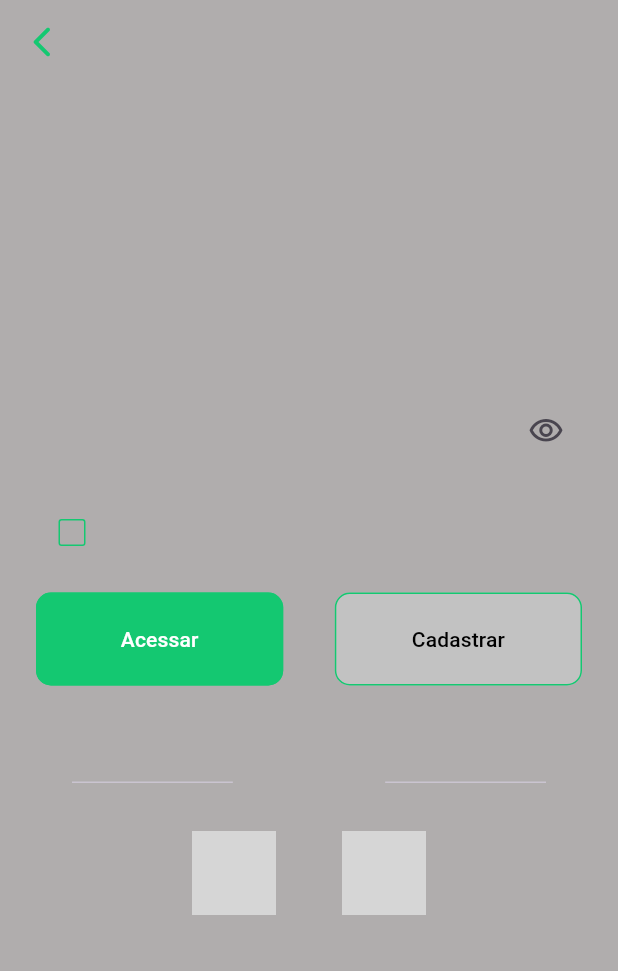
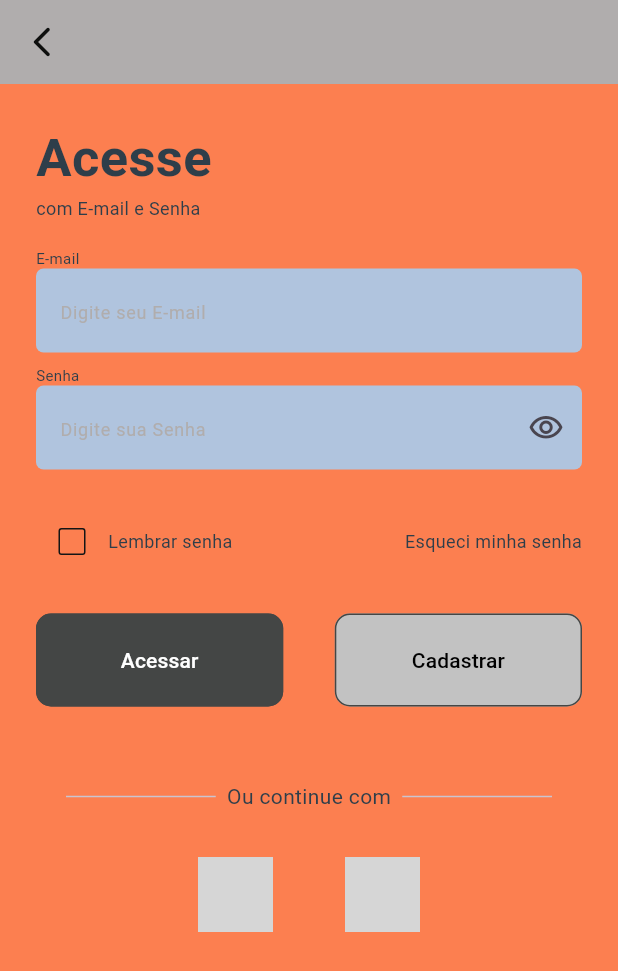
Before and after one commit to andersondevalves/daybet, a Flutter app: the screen it shows after launch, after a tap on "Como deseja acessar", on a phone screen of 412 x 824 dp. Shown: the top 971 px of the screen. Run offline on Flutter 3.47's test engine with Material 3 defaults, Android fonts, the phone set to English and light mode, and no system bars; network calls fail; grey boxes are pictures that could not be loaded.

Commit message:
alterações nas cores

```diff
--- a/lib/src/componets/color_style.dart
+++ b/lib/src/componets/color_style.dart
@@ -1,7 +1,7 @@
 import 'package:flutter/material.dart';
 
 class ColorStyle{
-  static const primary = Color.fromRGBO(20,200,113, 1.0);
+  static const primary = Color.fromRGBO(68, 70, 69, 1);
   static const secondary = Color.fromRGBO(194, 194, 194,1);
   static const backgroud = Color.fromRGBO(176, 173, 173, 1);
   static const Text = Color.fromRGBO(46, 62, 74, 1);
--- a/lib/src/pages/how_access.dart
+++ b/lib/src/pages/how_access.dart
@@ -62,9 +62,9 @@ class _HowAccessState extends State<HowAccess> {
                   style: TextStyle(color: Colors.white),
                 ),
                 style: OutlinedButton.styleFrom(
-                  backgroundColor: const Color.fromRGBO(20, 200, 113, 1.0),
+                  backgroundColor: Color.fromRGBO(68, 70, 69, 1),
                   side: const BorderSide(
-                    color: Color.fromRGBO(20, 200, 113, 1.0),
+                    color: Color.fromRGBO(68, 70, 69, 1),
                   ),
                   shape: RoundedRectangleBorder(
                     borderRadius: BorderRadius.circular(10.0),
@@ -80,7 +80,7 @@ class _HowAccessState extends State<HowAccess> {
               onPressed: () => {},
               style: OutlinedButton.styleFrom(
                 side: const BorderSide(
-                  color: Color.fromRGBO(20, 200, 113, 1.0),
+                  color: Color.fromRGBO(68, 70, 69, 1),
                 ),
                 shape: RoundedRectangleBorder(
                   borderRadius: BorderRadius.circular(10.0),
--- a/lib/src/pages/login.dart
+++ b/lib/src/pages/login.dart
@@ -1,4 +1,3 @@
-
 import 'package:app_gooday/src/componets/color_style.dart';
 import 'package:app_gooday/src/componets/my_button.dart';
 import 'package:app_gooday/src/componets/my_text_from_field.dart';
@@ -17,16 +16,16 @@ class _LoginState extends State<Login> {
   @override
   Widget build(BuildContext context) {
     return Scaffold(
-      backgroundColor: ColorStyle.backgroud,
+      backgroundColor: Color.fromARGB(181, 251, 74, 9),
       appBar: AppBar(
-        backgroundColor: ColorStyle.backgroud,
         leading: IconButton(
+          icon: const Icon(Icons.arrow_back_ios_new_rounded),
+          color: Color.fromARGB(255, 14, 15, 14),
           onPressed: () {
             Navigator.pop(context);
           },
-          color: ColorStyle.primary,
-          icon: const Icon(Icons.arrow_back_ios_new_rounded),
         ),
+        backgroundColor: ColorStyle.backgroud,
       ),
       body: Padding(
         padding: const EdgeInsets.all(24),
@@ -36,94 +35,91 @@ class _LoginState extends State<Login> {
             const Text(
               'Acesse',
               style: TextStyle(
-                color: ColorStyle.backgroud,
+                color: ColorStyle.Text,
                 fontSize: 35,
                 fontWeight: FontWeight.bold,
               ),
             ),
-            const Text(
-              'com E-mail e Senha',
-              style: TextStyle(
-                color: ColorStyle.backgroud,
-                fontSize: 12,
-                fontWeight: FontWeight.bold,
+            const Padding(
+              padding: EdgeInsets.only(bottom: 18),
+              child: Text(
+                'com E-mail e Senha',
+                style: TextStyle(
+                  color: ColorStyle.Text,
+                  fontSize: 12,
+                ),
               ),
             ),
+            const Text(
+              'E-mail',
+              style: TextStyle(
+                color: ColorStyle.Text,
+                fontSize: 10,
+              ),
+            ),
+            MyTextFormField(
+              controller: TextEditingController.fromValue(TextEditingValue.empty),
+              fillColor: ColorStyle.field,
+              border: OutlineInputBorder(
+                borderRadius: BorderRadius.circular(5),
+                borderSide: BorderSide.none
+              ),
+              hintText: 'Digite seu E-mail',
+              isPassword: false
+            ),
             const Padding(
-              padding: EdgeInsets.only(top: 16),
+              padding: EdgeInsets.only(top: 8),
               child: Text(
-                'E-mail',
+                'Senha',
                 style: TextStyle(
-                  color: ColorStyle.backgroud,
+                  color: ColorStyle.Text,
                   fontSize: 10,
                 ),
               ),
             ),
             MyTextFormField(
-              controller:
-                  TextEditingController.fromValue(TextEditingValue.empty),
-              fillColor: ColorStyle.backgroud,
+              controller: TextEditingController.fromValue(TextEditingValue.empty),
+              fillColor: ColorStyle.field,
               border: OutlineInputBorder(
                 borderRadius: BorderRadius.circular(5),
-                borderSide: BorderSide.none,
+                borderSide: BorderSide.none
               ),
-              hintText: 'Digite seu e-mail',
-              isPassword: false,
-            ),
-            const Padding(
-              padding: EdgeInsets.only(top: 12),
-              child: Text(
-                'Senha',
-                style: TextStyle(
-                  color: ColorStyle.backgroud,
-                  fontSize: 10,
-                ),
-              ),
-            ),
-            MyTextFormField(
-              controller:
-                  TextEditingController.fromValue(TextEditingValue.empty),
-              fillColor: ColorStyle.backgroud,
-              border: OutlineInputBorder(
-                borderRadius: BorderRadius.circular(5),
-                borderSide: BorderSide.none,
-              ),
-              hintText: 'Digite sua senha',
-              isPassword: true,
+              hintText: 'Digite sua Senha',
+              isPassword: true
             ),
             Padding(
-              padding: const EdgeInsets.only(top: 16, bottom: 16),
+              padding: const EdgeInsets.only(top: 24, bottom: 24),
               child: Row(
                 children: [
                   Row(
                     children: [
                       Checkbox(
+                        value: _checkBoxValue,
                         onChanged: (value) {
                           setState(() {
                             _checkBoxValue = value!;
                           });
                         },
-                        value: _checkBoxValue,
-                        side: const BorderSide(color: ColorStyle.primary),
-                        activeColor: ColorStyle.primary,
+                        activeColor: Color.fromARGB(255, 20, 21, 21),
+                        side: const BorderSide(color: Color.fromARGB(255, 20, 21, 21)),
                       ),
                       const Text(
                         'Lembrar senha',
                         style: TextStyle(
-                          color: ColorStyle.backgroud,
-                          fontSize: 12,
+                          color: ColorStyle.Text,
+                          fontSize: 12
                         ),
-                      ),
+                      )
                     ],
                   ),
                   const Spacer(),
                   const Text(
                     'Esqueci minha senha',
                     style: TextStyle(
-                      color: ColorStyle.backgroud,
-                      fontSize: 12,
+                      color: ColorStyle.Text,
+                      fontSize: 12
                     ),
-                  ),
+                  )
                 ],
               ),
             ),
@@ -135,30 +131,27 @@ class _LoginState extends State<Login> {
                   marginSize: 0,
                   label: 'Acessar',
                   isPrimary: true,
-                  onPressedButton: () {
-                    Navigator.pushNamed(context, '/introduction');
-                  },
+                  onPressedButton: () {}
                 ),
                 MyButton(
                   buttonPropotion: 0.4,
                   marginSize: 0,
                   label: 'Cadastrar',
                   isPrimary: false,
-                  onPressedButton: () {},
+                  onPressedButton: () {}
                 ),
               ],
             ),
             const Padding(
-              padding: EdgeInsets.only(top: 56, left: 24, right: 24),
+              padding: EdgeInsets.only(top: 50, left: 20, right: 20),
               child: Row(
                 children: [
                   Expanded(child: Divider()),
                   Text(
-                    ' Ou continue com ',
+                    '  Ou continue com  ',
                     style: TextStyle(
-                      color: ColorStyle.backgroud,
-                      fontSize: 12,
-                      fontWeight: FontWeight.bold,
+                      color: ColorStyle.Text,
+                      fontSize: 14
                     ),
                   ),
                   Expanded(child: Divider()),
@@ -166,26 +159,26 @@ class _LoginState extends State<Login> {
               ),
             ),
             Padding(
-              padding: const EdgeInsets.only(top: 24, left: 60, right: 60),
+              padding: const EdgeInsets.only(top: 30, left: 60, right: 60),
               child: Row(
                 mainAxisAlignment: MainAxisAlignment.spaceEvenly,
                 children: [
                   Image.network(
-                    'https://cdn-icons-png.flaticon.com/256/2875/2875404.png',
-                    width: 56,
-                    height: 56,
+                    'https://upload.wikimedia.org/wikipedia/commons/thumb/c/c1/Google_%22G%22_logo.svg/2048px-Google_%22G%22_logo.svg.png',
+                    width: 50,
+                    height: 50,
                   ),
                   Image.network(
-                    'https://cdn.iconscout.com/icon/free/png-256/free-facebook-2038471-1718509.png',
-                    width: 56,
-                    height: 56,
-                  )
+                    'https://upload.wikimedia.org/wikipedia/commons/thumb/b/b9/2023_Facebook_icon.svg/1024px-2023_Facebook_icon.svg.png',
+                    width: 50,
+                    height: 50,
+                  ),
                 ],
               ),
             )
           ],
         ),
-      ),
+      )
     );
   }
 }
--- a/lib/src/pages/splash_screen.dart
+++ b/lib/src/pages/splash_screen.dart
@@ -18,9 +18,9 @@ class _SplashScreenState extends State<SplashScreen> {
   @override
   Widget build(BuildContext context) {
     return Scaffold(
-      backgroundColor: const Color.fromRGBO(20, 200, 113, 1),
+      backgroundColor: Color.fromARGB(255, 53, 54, 54),
       body: Center(
-        child: Image.asset('lib/assets/Logotipo.png'),
+        child: Image.asset('lib/assets/logodaybet.png'),
       ),
     );
   }
```
